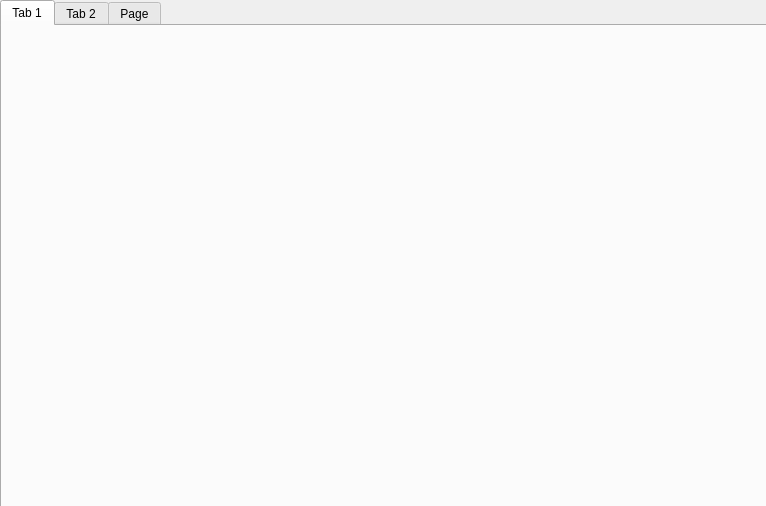
VermassenJonas/BOWShips, file MainContainer.ui: the form before one commit.
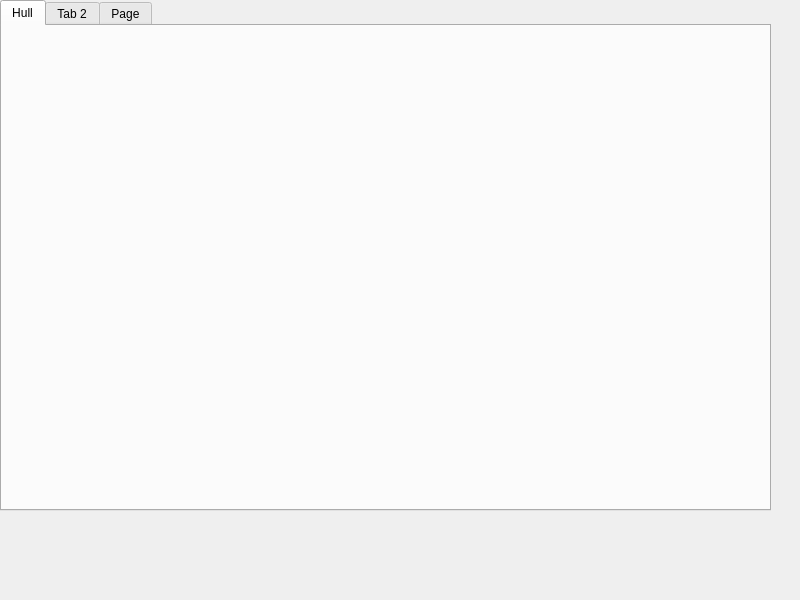
The form after the commit.

Commit message: messing about

Diff of the .ui file:
```diff
--- a/MainContainer.ui
+++ b/MainContainer.ui
@@ -6,8 +6,8 @@
    <rect>
     <x>0</x>
     <y>0</y>
-    <width>766</width>
-    <height>506</height>
+    <width>800</width>
+    <height>600</height>
    </rect>
   </property>
   <property name="windowTitle">
@@ -33,7 +33,7 @@
    </property>
    <widget class="QWidget" name="tab">
     <attribute name="title">
-     <string>Tab 1</string>
+     <string>Hull</string>
     </attribute>
    </widget>
    <widget class="QWidget" name="tab_2">
```
The commit also changes 1 other file.
